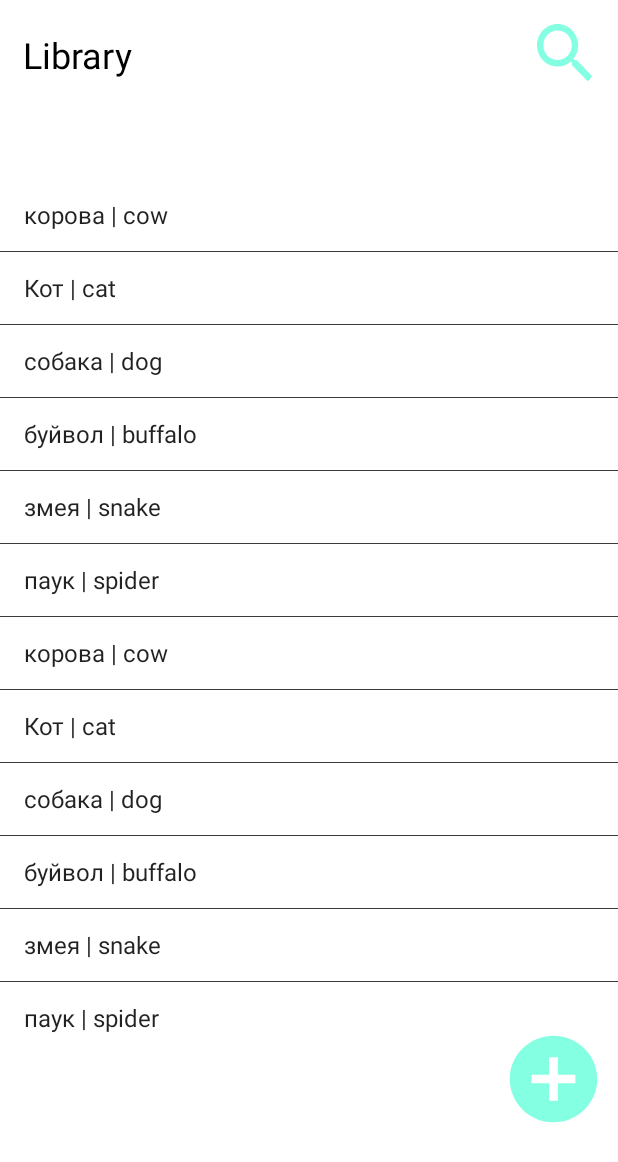
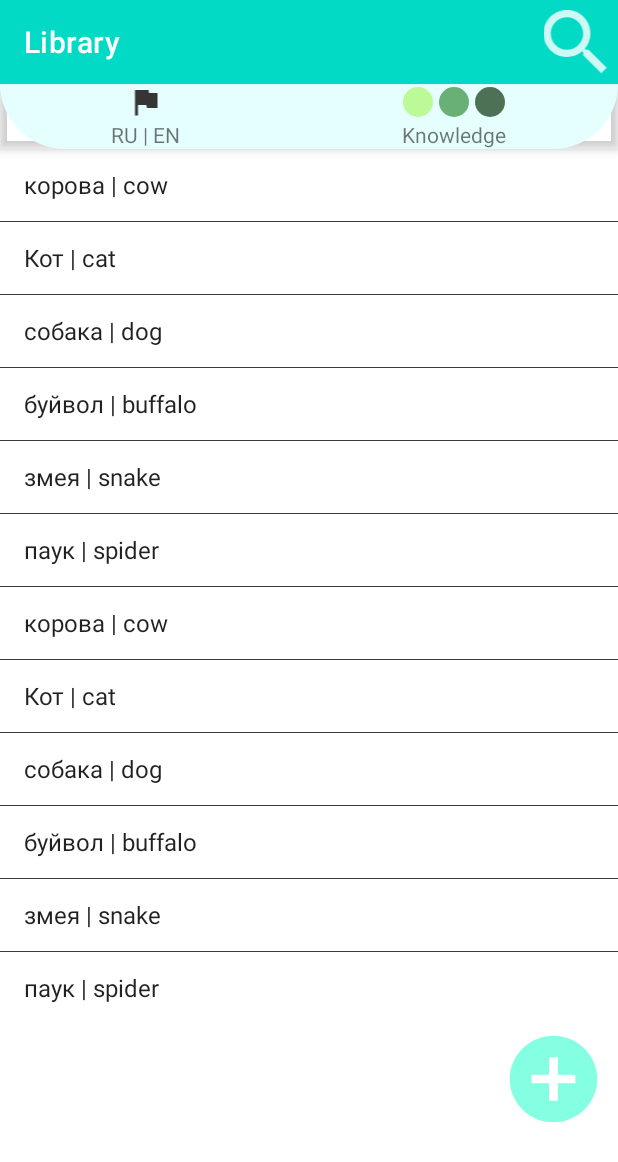
Before and after one commit to AlekseiSkr/ProjectStem, an Android app: the layout fragment_library_category.xml on its own in the app's theme, with its tools: preview values and no code run, on a phone screen of 412 x 824 dp. Shown: the top 1162 px of the screen. Run offline under Robolectric (Android 15) with nearby library versions, the phone set to English and light mode, and no system bars.

Commit message:
Updated category page
added header and subheader

```diff
--- /dev/null
+++ b/app/src/main/res/drawable-anydpi/ic_flag1.xml
@@ -0,0 +1,11 @@
+<vector xmlns:android="http://schemas.android.com/apk/res/android"
+    android:width="24dp"
+    android:height="24dp"
+    android:viewportWidth="24"
+    android:viewportHeight="24"
+    android:tint="#0A0101"
+    android:alpha="0.8">
+  <path
+      android:fillColor="@android:color/white"
+      android:pathData="M14.4,6L14,4H5v17h2v-7h5.6l0.4,2h7V6z"/>
+</vector>
--- /dev/null
+++ b/app/src/main/res/drawable-anydpi/ic_knowledge_dot.xml
@@ -0,0 +1,11 @@
+<vector xmlns:android="http://schemas.android.com/apk/res/android"
+    android:width="24dp"
+    android:height="24dp"
+    android:viewportWidth="24"
+    android:viewportHeight="24"
+    android:tint="#0A0101"
+    android:alpha="0.8">
+  <path
+      android:fillColor="@android:color/white"
+      android:pathData="M12,12m-10,0a10,10 0,1 1,20 0a10,10 0,1 1,-20 0"/>
+</vector>
--- /dev/null
+++ b/app/src/main/res/drawable/rounded.xml
@@ -0,0 +1,6 @@
+<?xml version="1.0" encoding="utf-8"?>
+<shape xmlns:android="http://schemas.android.com/apk/res/android">
+    <solid android:color="@color/silkyMint_200"/>
+    <corners android:bottomLeftRadius="60dp"
+    android:bottomRightRadius="60dp"/>
+</shape>
--- a/app/src/main/res/layout/fragment_library_category.xml
+++ b/app/src/main/res/layout/fragment_library_category.xml
@@ -3,18 +3,6 @@
     xmlns:app="http://schemas.android.com/apk/res-auto"
     android:layout_width="match_parent"
     android:layout_height="match_parent">
-
-    <TextView
-        android:id="@+id/tvListOfWords"
-        android:layout_width="wrap_content"
-        android:layout_height="wrap_content"
-        android:layout_marginTop="20dp"
-        android:layout_marginStart="15dp"
-        android:textSize="24sp"
-        android:textColor="@color/black"
-        android:text="@string/title_listOfWords"
-        app:layout_constraintStart_toStartOf="parent"
-        app:layout_constraintTop_toTopOf="parent" />
 
     <ListView
         android:id="@+id/lvItems"
@@ -26,23 +14,10 @@
         android:entries="@array/CategoryListOfWords"
         android:focusable="true"
         android:listSelector="@drawable/listview_selector"
-        app:layout_constraintBottom_toBottomOf="parent"
         app:layout_constraintEnd_toEndOf="parent"
-        app:layout_constraintHorizontal_weight="50"
         app:layout_constraintLeft_toLeftOf="parent"
         app:layout_constraintRight_toRightOf="parent"
-        app:layout_constraintTop_toTopOf="parent"
-        app:layout_constraintVertical_bias="0.496" />
-
-    <Button
-        android:id="@+id/searchBtn"
-        android:layout_width="38dp"
-        android:layout_height="39dp"
-        android:layout_marginTop="16dp"
-        android:layout_marginEnd="16dp"
-        android:background="@drawable/ic_search"
-        app:layout_constraintEnd_toEndOf="parent"
-        app:layout_constraintTop_toTopOf="parent" />
+        app:layout_constraintTop_toBottomOf="@+id/appBarLayout" />
 
     <Button
         android:id="@+id/addBtn"
@@ -54,5 +29,124 @@
         app:layout_constraintBottom_toBottomOf="parent"
         app:layout_constraintEnd_toEndOf="parent" />
 
+    <com.google.android.material.appbar.AppBarLayout
+        android:id="@+id/appBarLayout"
+        android:layout_width="match_parent"
+        android:layout_height="wrap_content"
+        android:background="@drawable/rounded"
+        app:layout_constraintStart_toStartOf="parent"
+        app:layout_constraintTop_toTopOf="parent">
+
+        <androidx.constraintlayout.widget.ConstraintLayout
+            android:layout_width="match_parent"
+            android:layout_height="match_parent">
+
+            <androidx.appcompat.widget.Toolbar
+                android:id="@+id/myToolbar"
+                android:layout_width="match_parent"
+                android:layout_height="wrap_content"
+                android:background="@color/teal_200"
+                android:minHeight="?attr/actionBarSize"
+                android:theme="?attr/actionBarTheme"
+                app:layout_constraintEnd_toEndOf="parent"
+                app:layout_constraintStart_toStartOf="parent"
+                app:layout_constraintTop_toTopOf="parent"
+                app:title="@string/title_library"
+                app:titleTextColor="@color/white" />
+
+            <ImageView
+                android:id="@+id/imageViewSearchIcon"
+                android:layout_width="56dp"
+                android:layout_height="43dp"
+                android:contentDescription="@string/search_icon"
+                app:layout_constraintBottom_toBottomOf="parent"
+                app:layout_constraintEnd_toEndOf="parent"
+                app:layout_constraintTop_toTopOf="parent"
+                app:srcCompat="@drawable/ic_search"
+                app:tint="@color/white" />
+
+        </androidx.constraintlayout.widget.ConstraintLayout>
+
+        <LinearLayout
+            android:id="@+id/subHeaderMainLL"
+            android:layout_width="match_parent"
+            android:layout_height="wrap_content"
+            android:background="@drawable/rounded"
+            android:orientation="horizontal"
+            android:baselineAligned="false">
+
+            <LinearLayout
+                android:id="@+id/subHeaderLeftLL"
+                android:layout_width="wrap_content"
+                android:layout_height="wrap_content"
+                android:layout_weight="1"
+                android:orientation="vertical">
+
+                <ImageView
+                    android:id="@+id/imgVFlag"
+                    android:layout_width="match_parent"
+                    android:layout_height="match_parent"
+                    app:srcCompat="@drawable/ic_flag1"
+                    android:contentDescription="@string/flag_icon" />
+
+                <TextView
+                    android:id="@+id/textView2"
+                    android:layout_width="wrap_content"
+                    android:layout_height="wrap_content"
+                    android:layout_gravity="center"
+                    android:text="@string/word_translation" />
+            </LinearLayout>
+
+            <LinearLayout
+                android:id="@+id/subHeaderRightLL"
+                android:layout_width="wrap_content"
+                android:layout_height="wrap_content"
+                android:layout_weight="1"
+                android:orientation="vertical">
+
+                <LinearLayout
+                    android:id="@+id/knowledgeDotsLL"
+                    android:layout_width="match_parent"
+                    android:layout_height="wrap_content"
+                    android:orientation="horizontal"
+                    android:gravity="center">
+
+                    <ImageView
+                        android:id="@+id/imgVKnowledge"
+                        android:layout_width="wrap_content"
+                        android:layout_height="wrap_content"
+                        app:srcCompat="@drawable/ic_knowledge_dot"
+                        app:tint="@color/smoothGreen"
+                        android:contentDescription="@string/knowledge_icon" />
+
+                    <ImageView
+                        android:id="@+id/imgVKnowledge2"
+                        android:layout_width="wrap_content"
+                        android:layout_height="wrap_content"
+                        app:srcCompat="@drawable/ic_knowledge_dot"
+                        app:tint="@color/mildGreen"
+                        android:contentDescription="@string/knowledge_icon" />
+
+                    <ImageView
+                        android:id="@+id/imgVKnowledge3"
+                        android:layout_width="wrap_content"
+                        android:layout_height="wrap_content"
+                        app:srcCompat="@drawable/ic_knowledge_dot"
+                        app:tint="@color/darkGreen"
+                        android:contentDescription="@string/knowledge_icon"/>
+
+                </LinearLayout>
+
+                <TextView
+                    android:id="@+id/textView"
+                    android:layout_width="wrap_content"
+                    android:layout_height="wrap_content"
+                    android:layout_gravity="center"
+                    android:text="@string/word_knowledge" />
+            </LinearLayout>
+
+        </LinearLayout>
+
+    </com.google.android.material.appbar.AppBarLayout>
 
 </androidx.constraintlayout.widget.ConstraintLayout>
--- a/app/src/main/res/values/colors.xml
+++ b/app/src/main/res/values/colors.xml
@@ -5,8 +5,10 @@
     <color name="colorado_500">#7DB1FF</color>
     <!--fragment_library_category Colors-->
     <color name="greyBlackish">#3b3b3b</color>
-    <color name="SmoothGreen">#B2F77D</color>
-
+    <color name="smoothGreen">#B2F77D</color>
+    <color name="mildGreen">#499c54</color>
+    <color name="darkGreen">#264d2b</color>
+    <color name="silkyMint_200">#E5FFFF</color>
 
     <!--Default Colors:-->
     <color name="purple_200">#FFBB86FC</color>
--- a/app/src/main/res/values/strings.xml
+++ b/app/src/main/res/values/strings.xml
@@ -9,6 +9,12 @@
     <string name="translation">Translation</string>
     <string name="translate">translate</string>
     <string name="title_listOfWords">Library</string>
+    <string name="search_icon">Search</string>
+    <string name="word_translation">RU | EN</string>
+    <string name="word_knowledge">Knowledge</string>
+    <string name="flag_icon">Flag icon</string>
+    <string name="knowledge_icon">Knowledge dot</string>
+
 
     <string name="English">English</string>
     <string name="Chinese">Chinese</string>
--- a/app/src/main/res/values/themes.xml
+++ b/app/src/main/res/values/themes.xml
@@ -1,6 +1,6 @@
 <resources xmlns:tools="http://schemas.android.com/tools">
     <!-- Base application theme. -->
-    <style name="Theme.ProjectStem" parent="Theme.MaterialComponents.DayNight.DarkActionBar">
+    <style name="Theme.ProjectStem" parent="Theme.MaterialComponents.DayNight.NoActionBar">
         <!-- Primary brand color. -->
         <item name="colorPrimary">@color/mint_200</item>
         <item name="colorPrimaryVariant">@color/mint_200</item>
```
Also changed, not shown: app/src/main/res/drawable-hdpi/ic_flag1.png (added), app/src/main/res/drawable-hdpi/ic_knowledge_dot.png (added), app/src/main/res/drawable-mdpi/ic_flag1.png (added), app/src/main/res/drawable-mdpi/ic_knowledge_dot.png (added), app/src/main/res/drawable-xhdpi/ic_flag1.png (added), app/src/main/res/drawable-xhdpi/ic_knowledge_dot.png (added), app/src/main/res/drawable-xxhdpi/ic_flag1.png (added), app/src/main/res/drawable-xxhdpi/ic_knowledge_dot.png (added).
